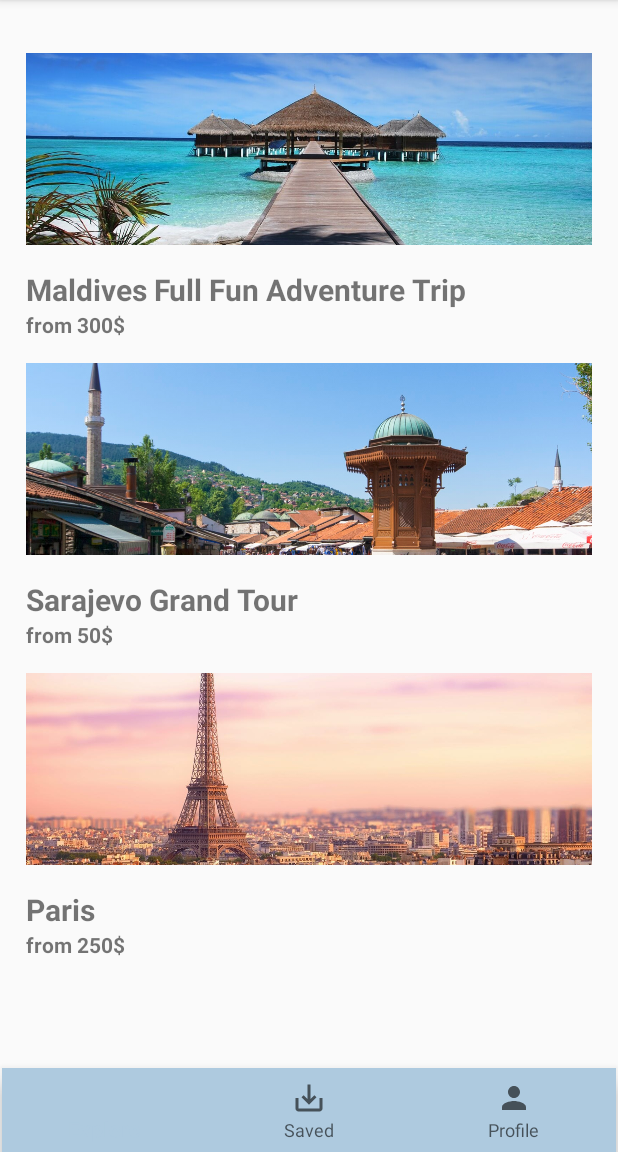
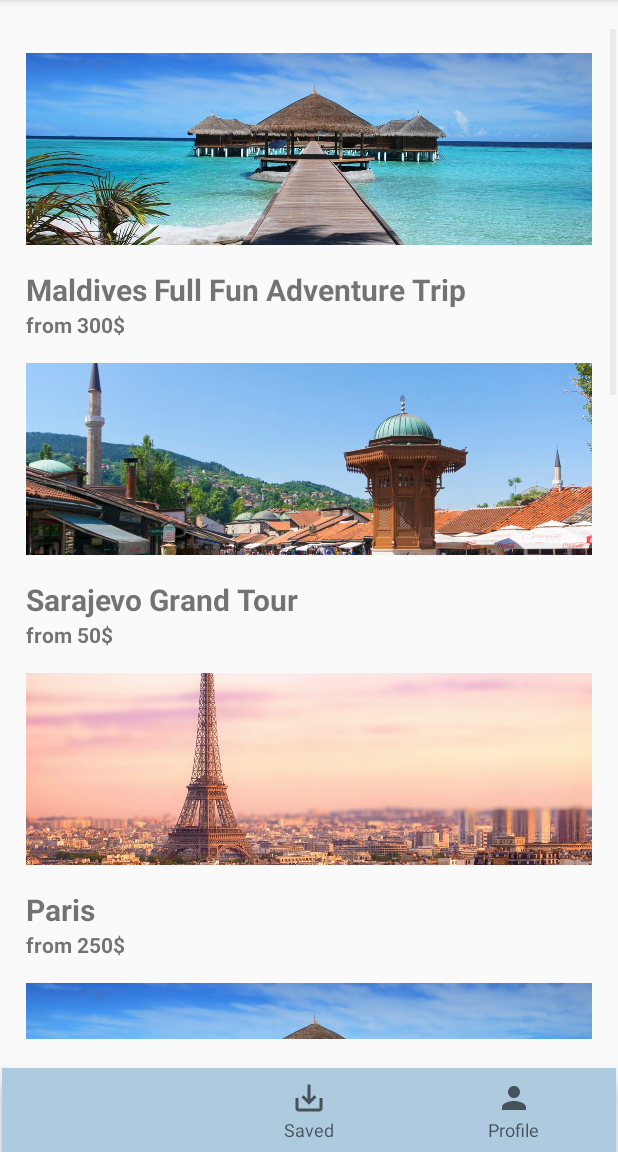
Before and after one commit to tariksuljic/LeVoyage, an Android app: the Home screen opened directly, with no data from a screen before it, on a phone screen of 412 x 824 dp, the part 84-1236 px from its top. Run offline under Robolectric (Android 15) with nearby library versions, the phone set to English and light mode, and no system bars; our stand-ins replace Room's generated code; Roboto replaces fonts that are not available here.

Commit message:
Adding destinations to the database

```diff
--- a/app/src/main/java/com/example/levoyage/DestinationListAdapter.java
+++ b/app/src/main/java/com/example/levoyage/DestinationListAdapter.java
@@ -46,8 +46,8 @@ public class DestinationListAdapter extends BaseAdapter {
         //TextView descriptionTextView = convertView.findViewById(R.id.item_description);
 
         imageView.setImageResource(destinations.getImageResId());
-        titleTextView.setText(destinations.getTitle());
-        priceTextVew.setText("from "+destinations.getPrice()+"$");
+        titleTextView.setText(destinations.getDestination_title());
+        priceTextVew.setText("from "+destinations.getDestination_price()+"$");
         //descriptionTextView.setText(destinations.getDescription());
 
         return convertView;
--- a/app/src/main/java/com/example/levoyage/DestinationsDAO.java
+++ b/app/src/main/java/com/example/levoyage/DestinationsDAO.java
@@ -16,13 +16,13 @@ public interface DestinationsDAO {
     public void addDestination(Destinations destination);
 
     @Query("SELECT * FROM destinations")
-    public ArrayList<Destinations> getAllDestinations();
+    public List<Destinations> getAllDestinations();
 
     @Query("SELECT * FROM destinations WHERE destinationId = :destination_id LIMIT 1")
     public Destinations getDestination(int destination_id);
 
     @Query("SELECT * FROM destinations WHERE destination_title = :destination_title LIMIT 1")
-    public User getDestinationByTitle(String destination_title);
+    public Destinations getDestinationByTitle(String destination_title);
 
 
 
--- a/app/src/main/java/com/example/levoyage/ExploreFragment.java
+++ b/app/src/main/java/com/example/levoyage/ExploreFragment.java
@@ -46,9 +46,9 @@ public class ExploreFragment extends Fragment {
             Destinations destinations = (Destinations) parent.getItemAtPosition(position);
             Intent intent = new Intent(getActivity() , DestinationDetails.class);
             intent.putExtra(EXTRA_IMAGE,destinations.getImageResId());
-            intent.putExtra(EXTRA_TITLE,destinations.getTitle());
-            intent.putExtra(EXTRA_DESCRIPTION,destinations.getDescription());
-            intent.putExtra(EXTRA_PRICE,destinations.getPrice());
+            intent.putExtra(EXTRA_TITLE,destinations.getDestination_title());
+            intent.putExtra(EXTRA_DESCRIPTION,destinations.getDestination_description());
+            intent.putExtra(EXTRA_PRICE,destinations.getDestination_price());
             startActivity(intent);
         }
     };
@@ -56,13 +56,24 @@ public class ExploreFragment extends Fragment {
     private List<Destinations> getDestinations()
     {
 
+        UserDatabase.getDatabase(getActivity()).myDestinationsDAO().addDestination(new Destinations(R.drawable.maldivi,"Maldives Full Fun Adventure Trip",
+                "The Maldive Islands are a series of coral atolls built up from the crowns of a submerged ancient volcanic mountain range. " +
+                        "All the islands are low-lying, none rising to more than 6 feet (1.8 metres) above sea level. " +
+                        "Barrier reefs protect the islands from the destructive effects of monsoons.", 300));
+        UserDatabase.getDatabase(getActivity()).myDestinationsDAO().addDestination(new Destinations(R.drawable.sarajevo,"Sarajevo Grand Tour",
+                "Sarajevo is a city of cafes and gardens, as one of its main features, having been for so long on caravan trails, is" +
+                        " transporting goods from the east to the west and vice versa.", 50));
+        UserDatabase.getDatabase(getActivity()).myDestinationsDAO().addDestination( new Destinations(R.drawable.paris,"Paris",
+                "Paris, city and capital of France, situated in the north-central part of the country. People were living on the site of the present-day city," +
+                        " located along the Seine River some 233 miles (375 km) upstream from the river's mouth on the English Channel (La Manche), by about 7600 bce.", 250));
 
 
-        List<Destinations> destinationsList = new ArrayList<>();
+        List<Destinations> destinationsList;
+        destinationsList = UserDatabase.getDatabase(getActivity()).myDestinationsDAO().getAllDestinations();
 
-        destinationsList.add(new Destinations(R.drawable.maldivi,"Maldives Full Fun Adventure Trip", "The Maldive Islands are a series of coral atolls built up from the crowns of a submerged ancient volcanic mountain range. All the islands are low-lying, none rising to more than 6 feet (1.8 metres) above sea level. Barrier reefs protect the islands from the destructive effects of monsoons.", 300));
-        destinationsList.add(new Destinations(R.drawable.sarajevo,"Sarajevo Grand Tour", "Sarajevo is a city of cafes and gardens, as one of its main features, having been for so long on caravan trails, is transporting goods from the east to the west and vice versa.", 50));
-        destinationsList.add(new Destinations(R.drawable.paris,"Paris", "Paris, city and capital of France, situated in the north-central part of the country. People were living on the site of the present-day city, located along the Seine River some 233 miles (375 km) upstream from the river's mouth on the English Channel (La Manche), by about 7600 bce.", 250));
+        //destinationsList.add(new Destinations(R.drawable.maldivi,"Maldives Full Fun Adventure Trip", "The Maldive Islands are a series of coral atolls built up from the crowns of a submerged ancient volcanic mountain range. All the islands are low-lying, none rising to more than 6 feet (1.8 metres) above sea level. Barrier reefs protect the islands from the destructive effects of monsoons.", 300));
+        //destinationsList.add(new Destinations(R.drawable.sarajevo,"Sarajevo Grand Tour", "Sarajevo is a city of cafes and gardens, as one of its main features, having been for so long on caravan trails, is transporting goods from the east to the west and vice versa.", 50));
+        //destinationsList.add(new Destinations(R.drawable.paris,"Paris", "Paris, city and capital of France, situated in the north-central part of the country. People were living on the site of the present-day city, located along the Seine River some 233 miles (375 km) upstream from the river's mouth on the English Channel (La Manche), by about 7600 bce.", 250));
         return destinationsList;
     }
 }
```
Also changed, not shown: app/src/main/java/com/example/levoyage/Destinations.java (+9 -10 lines).
